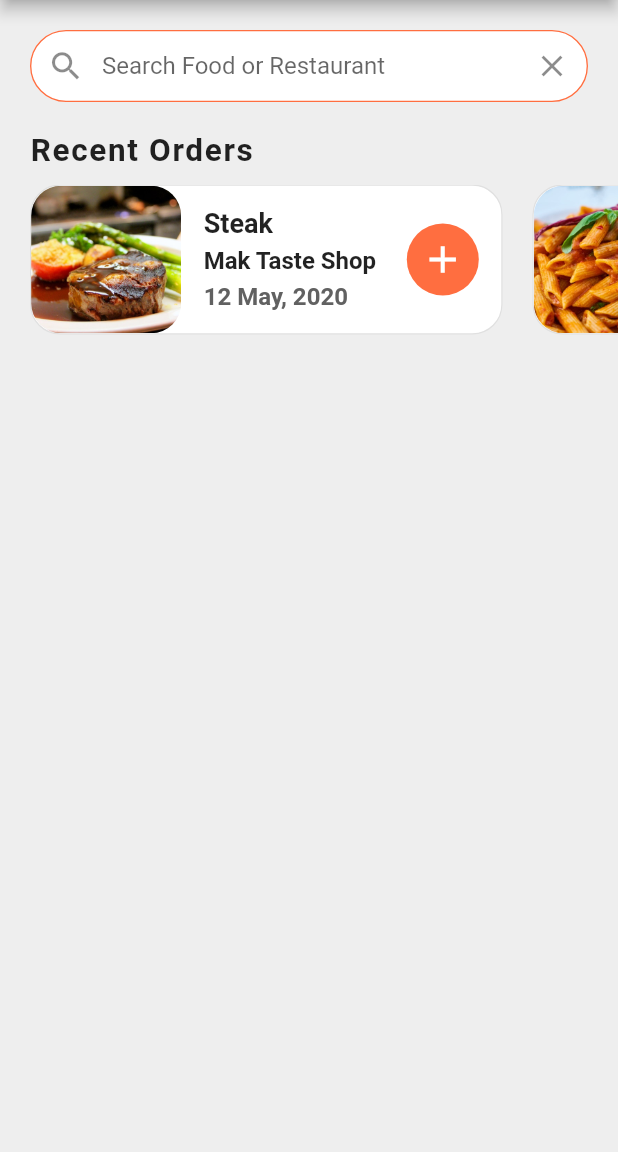
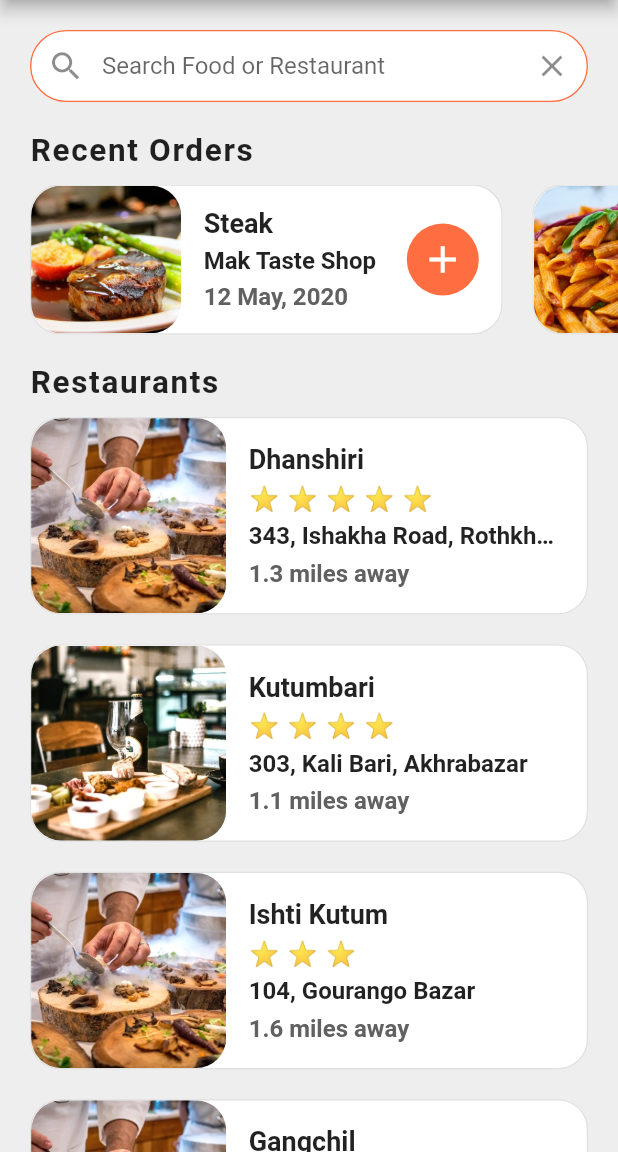
Before and after one commit to Rezuanul-Islam-Fahim/food_delivery_ui, a Flutter app: the screen it shows after launch, on a phone screen of 412 x 824 dp, the part 84-1236 px from its top. Run offline on Flutter 3.47's test engine with Material 2 defaults, Android fonts, the phone set to English and light mode, and no system bars.

Commit message:
Create available restaurant section

```diff
--- a/lib/screens/homeScreen.dart
+++ b/lib/screens/homeScreen.dart
@@ -1,6 +1,8 @@
 import 'package:flutter/material.dart';
 import 'package:food_delivery_ui/data.dart';
 import 'package:food_delivery_ui/widgets/recentOrders.dart';
+import 'package:food_delivery_ui/widgets/ratingStars.dart';
+import 'package:food_delivery_ui/models/restaurant.dart';
 
 class HomeScreen extends StatefulWidget {
   final String title;
@@ -12,6 +14,81 @@ class HomeScreen extends StatefulWidget {
 }
 
 class _HomeScreenState extends State<HomeScreen> {
+  _buildRestaurants() {
+    List<Widget> restaurantList = [];
+    restaurants.forEach((Restaurant restaurant) {
+      restaurantList.add(
+        Container(
+          decoration: BoxDecoration(
+            color: Colors.white,
+            borderRadius: BorderRadius.circular(20.0),
+            border: Border.all(
+              color: Colors.grey[300],
+              width: 0.8,
+            ),
+          ),
+          margin: EdgeInsets.symmetric(vertical: 10),
+          child: Row(
+            children: <Widget>[
+              Container(
+                width: 130.0,
+                height: 130.0,
+                decoration: BoxDecoration(
+                  image: DecorationImage(
+                    image: AssetImage(restaurant.imgUrl),
+                    fit: BoxFit.cover,
+                  ),
+                  borderRadius: BorderRadius.circular(20.0),
+                ),
+              ),
+              Expanded(
+                child: Container(
+                  padding: EdgeInsets.all(15.0),
+                  child: Column(
+                    crossAxisAlignment: CrossAxisAlignment.start,
+                    mainAxisAlignment: MainAxisAlignment.center,
+                    children: <Widget>[
+                      Text(
+                        restaurant.name,
+                        style: TextStyle(
+                          fontSize: 18,
+                          fontWeight: FontWeight.w700,
+                        ),
+                        overflow: TextOverflow.ellipsis,
+                      ),
+                      SizedBox(height: 6.0),
+                      RatingStars(restaurant.rating),
+                      SizedBox(height: 6.0),
+                      Text(
+                        restaurant.address,
+                        style: TextStyle(
+                          fontSize: 16,
+                          fontWeight: FontWeight.w600,
+                        ),
+                        overflow: TextOverflow.ellipsis,
+                      ),
+                      SizedBox(height: 6.0),
+                      Text(
+                        '${restaurant.distance} miles away',
+                        style: TextStyle(
+                          fontSize: 16,
+                          fontWeight: FontWeight.w600,
+                          color: Colors.grey[700],
+                        ),
+                        overflow: TextOverflow.ellipsis,
+                      ),
+                    ],
+                  ),
+                ),
+              ),
+            ],
+          ),
+        ),
+      );
+    });
+    return Column(children: restaurantList);
+  }
+
   @override
   Widget build(BuildContext context) {
     return Scaffold(
@@ -75,6 +152,25 @@ class _HomeScreenState extends State<HomeScreen> {
             ),
           ),
           RecentOrders(),
+          Padding(
+            padding: EdgeInsets.only(left: 20, top: 20),
+            child: Text(
+              'Restaurants',
+              style: TextStyle(
+                fontSize: 21,
+                fontWeight: FontWeight.w700,
+                letterSpacing: 1.1,
+              ),
+            ),
+          ),
+          Padding(
+            padding: EdgeInsets.only(
+              right: 20.0,
+              left: 20.0,
+              bottom: 10.0,
+            ),
+            child: _buildRestaurants(),
+          ),
         ],
       ),
     );
--- /dev/null
+++ b/lib/widgets/ratingStars.dart
@@ -0,0 +1,26 @@
+import 'package:flutter/material.dart';
+
+class RatingStars extends StatelessWidget {
+  final int rating;
+
+  RatingStars(this.rating);
+
+  @override
+  Widget build(BuildContext context) {
+    String stars = '';
+
+    for (int i = 0; i < rating; i++) {
+      stars += '⭐ ';
+    }
+
+    stars.trim();
+
+    return Text(
+      stars,
+      style: TextStyle(
+        fontSize: 16,
+        letterSpacing: 0.8,
+      ),
+    );
+  }
+}
```
